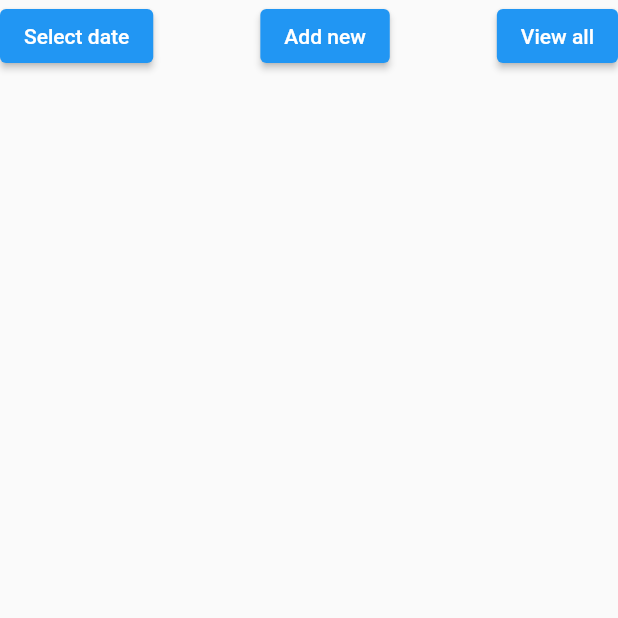
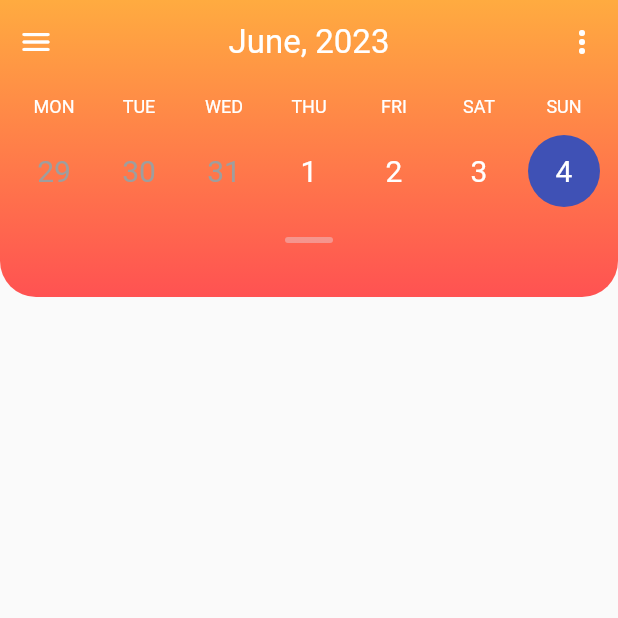
Before and after one commit to yorrdt/custom-calendar, a Flutter app: the screen it shows after launch, on a phone screen of 412 x 824 dp, the top half of it. Run offline on Flutter 3.47's test engine with Material 2 defaults, Android fonts, the phone set to English and light mode, and no system bars.

Commit message:
custom calendar correct version code

```diff
--- a/lib/home_page.dart
+++ b/lib/home_page.dart
@@ -1,6 +1,5 @@
+import 'package:calendar_test/widget/calendar/calendar.dart';
 import 'package:flutter/material.dart';
-import 'package:test_schedule/database/schedule_db.dart';
-import 'package:test_schedule/model/schedule.dart';
 
 class HomePage extends StatefulWidget {
   const HomePage({super.key});
@@ -10,128 +9,38 @@ class HomePage extends StatefulWidget {
 }
 
 class _HomePageState extends State<HomePage> {
-  DateTime selectedDate = DateTime(2023);
-  DateTime date = DateTime(2023);
-  List<Schedule> schedule = [];
-  bool isLoadingSchedule = false;
-
-  @override
-  void initState() {
-    super.initState();
-
-    refreshSchedule();
-  }
-
-  @override
-  void dispose() {
-    ScheduleDatabase.instance.close();
-    super.dispose();
-  }
-
-  Future refreshSchedule() async {
-    setState(() {
-      isLoadingSchedule = true;
-    });
-
-    schedule = await ScheduleDatabase.instance.readSchedule();
-
-    setState(() {
-      isLoadingSchedule = false;
-    });
-  }
-
-  Future addScheduleItem(DateTime date) async {
-    final scheduleItem = Schedule(title: "Some title", createdTime: date);
-
-    await ScheduleDatabase.instance.create(scheduleItem);
-  }
-
-  Future onlyFilteredScheduleItems(DateTime dt) async {
-    setState(() {
-      isLoadingSchedule = true;
-    });
-
-    schedule = await ScheduleDatabase.instance.readScheduleRange(dt);
-
-    setState(() {
-      isLoadingSchedule = false;
-    });
-  }
+  double calendarCurrentHeight = 198;
+  bool hideCalendar = true;
 
   @override
   Widget build(BuildContext context) {
     return Scaffold(
-      body: SafeArea(
-        child: Column(
+      body: Column(
         children: [
-            Row(
-              mainAxisAlignment: MainAxisAlignment.spaceBetween,
-              children: [
-                ElevatedButton(
-                  onPressed: () async {
-                    DateTime? newDate = await showDatePicker(
-                      context: context,
-                      initialDate: DateTime.now(),
-                      firstDate: DateTime(2022),
-                      lastDate: DateTime(2024),
-                    );
+          // Calendar Widget
+          GestureDetector(
+            onVerticalDragEnd: (DragEndDetails details) {
+              double velocity = details.primaryVelocity!;
 
-                    if (newDate == null) return;
-
+              if (velocity < 0) {
                 setState(() {
-                      selectedDate = newDate;
+                  calendarCurrentHeight = 198;
+                  hideCalendar = true;
                 });
-
-                    onlyFilteredScheduleItems(selectedDate);
+              } else {
+                setState(() {
+                  calendarCurrentHeight = 406;
+                  hideCalendar = false;
+                });
+              }
             },
-                  child: const Text("Select date"),
-                ),
-                ElevatedButton(
-                  onPressed: () async {
-                    DateTime? newDate = await showDatePicker(
-                      context: context,
-                      initialDate: DateTime.now(),
-                      firstDate: DateTime(2022),
-                      lastDate: DateTime(2024),
-                    );
-
-                    if (newDate == null) return;
-
-                    setState(() {
-                      date = newDate;
-                    });
-
-                    addScheduleItem(date);
-                    refreshSchedule();
-                  },
-                  child: const Text("Add new"),
-                ),
-                ElevatedButton(
-                  onPressed: () {
-                    refreshSchedule();
-                  },
-                  child: const Text("View all"),
-                ),
-              ],
-            ),
-            isLoadingSchedule
-                ? const CircularProgressIndicator()
-                : Expanded(
-                    child: ListView.builder(
-                      itemCount: schedule.length,
-                      itemBuilder: (context, index) {
-                        final item = schedule[index];
-
-                        return ListTile(
-                          title: Text(item.title),
-                          subtitle: Text(item.createdTime.toString()),
-                        );
-                      },
+            child: CalendarWidget(
+              calendarHeight: calendarCurrentHeight,
+              hideCalendar: hideCalendar,
             ),
           ),
         ],
       ),
-      ),
     );
   }
 }
--- a/lib/main.dart
+++ b/lib/main.dart
@@ -1,5 +1,6 @@
+import 'package:calendar_test/home_page.dart';
 import 'package:flutter/material.dart';
-import 'package:test_schedule/home_page.dart';
+import 'package:flutter/services.dart';
 
 void main() {
   runApp(const MainApp());
@@ -10,6 +11,11 @@ class MainApp extends StatelessWidget {
 
   @override
   Widget build(BuildContext context) {
+    SystemChrome.setPreferredOrientations([
+      DeviceOrientation.portraitUp,
+      DeviceOrientation.portraitDown,
+    ]);
+
     return const MaterialApp(
       debugShowCheckedModeBanner: false,
       home: HomePage(),
--- /dev/null
+++ b/lib/model/calendar.dart
@@ -0,0 +1,35 @@
+import 'package:intl/intl.dart';
+
+class Calendar {
+  static DateTime getFirstDayOfMonth(DateTime dt) {
+    return DateTime(dt.year, dt.month, 1, dt.hour, dt.minute, dt.second, dt.millisecond, dt.microsecond);
+  }
+
+  static int getDayNumber(DateTime dt) {
+    return int.parse(DateFormat.d().format(dt));
+  }
+
+  static String getDayName(DateTime dt) {
+    return DateFormat.EEEE().format(dt);
+  }
+
+  static String getMonthName(DateTime dt) {
+    return DateFormat.LLLL().format(dt);
+  }
+
+  static int getYear(DateTime dt) {
+    return int.parse(DateFormat.y().format(dt));
+  }
+
+  static DateTime getFirstDayOfWeek(DateTime dt) {
+    return dt.subtract(Duration(days: dt.weekday - 1));
+  }
+
+  static bool isEqaulsYMd(DateTime dt1, DateTime dt2) {
+    return (dt1.year == dt2.year && dt1.month == dt2.month && dt1.day == dt2.day);
+  }
+
+  static bool isNotEqaulsYMd(DateTime dt1, DateTime dt2) {
+    return !(dt1.year == dt2.year && dt1.month == dt2.month && dt1.day == dt2.day);
+  }
+}
--- a/lib/model/schedule.dart
+++ /dev/null
@@ -1,52 +0,0 @@
-const String tableSchedule = 'schedule_app';
-
-class ScheduleFields {
-  static final List<String> values = [
-    // Add values
-    id, title, createdTime
-  ];
-
-  static const String id = '_id';
-  static const String title = 'title';
-  static const String createdTime = 'createdTime';
-}
-
-class Schedule {
-  final int? id;
-  final String title;
-  final DateTime createdTime;
-
-  const Schedule({
-    this.id,
-    required this.title,
-    required this.createdTime,
-  });
-
-  Schedule copy({
-    int? id,
-    String? title,
-    DateTime? createdTime,
-  }) {
-    return Schedule(
-      id: id ?? this.id,
-      title: title ?? this.title,
-      createdTime: createdTime ?? this.createdTime,
-    );
-  }
-
-  static Schedule fromJson(Map<String, Object?> json) {
-    return Schedule(
-      id: json[ScheduleFields.id] as int?,
-      title: json[ScheduleFields.title] as String,
-      createdTime: DateTime.parse(json[ScheduleFields.createdTime] as String),
-    );
-  }
-
-  Map<String, Object?> toJson() {
-    return {
-      ScheduleFields.id: id,
-      ScheduleFields.title: title,
-      ScheduleFields.createdTime: createdTime.toIso8601String(),
-    };
-  }
-}
--- /dev/null
+++ b/lib/widget/calendar/calendar.dart
@@ -0,0 +1,224 @@
+import 'package:calendar_test/model/calendar.dart';
+import 'package:calendar_test/widget/calendar/calendar_cell.dart';
+import 'package:calendar_test/widget/drag_handle.dart';
+import 'package:flutter/material.dart';
+
+class CalendarWidget extends StatefulWidget {
+  const CalendarWidget({
+    super.key,
+    required this.calendarHeight,
+    required this.hideCalendar,
+  });
+
+  final double calendarHeight;
+  final bool hideCalendar;
+
+  @override
+  State<CalendarWidget> createState() => _CalendarWidgetState();
+}
+
+class _CalendarWidgetState extends State<CalendarWidget> {
+  DateTime selectedDay = DateTime.now();
+
+  @override
+  Widget build(BuildContext context) {
+    return Container(
+      height: widget.calendarHeight,
+      decoration: const BoxDecoration(
+        gradient: LinearGradient(
+          begin: Alignment.topCenter,
+          end: Alignment.bottomCenter,
+          colors: [
+            Colors.orangeAccent,
+            Colors.redAccent,
+          ],
+        ),
+        borderRadius: BorderRadius.only(
+          bottomLeft: Radius.circular(24),
+          bottomRight: Radius.circular(24),
+        ),
+      ),
+      child: SafeArea(
+        child: Column(
+          children: [
+            Container(
+              color: Colors.transparent,
+              height: 56,
+              child: Row(
+                mainAxisAlignment: MainAxisAlignment.spaceBetween,
+                children: [
+                  Material(
+                    color: Colors.transparent,
+                    child: IconButton(
+                      onPressed: () {},
+                      tooltip: "Menu",
+                      splashRadius: 24,
+                      icon: const Icon(
+                        Icons.menu_rounded,
+                        color: Colors.white,
+                      ),
+                    ),
+                  ),
+                  Text(
+                    "${Calendar.getMonthName(selectedDay)}, ${Calendar.getYear(selectedDay)}",
+                    style: const TextStyle(
+                      color: Colors.white,
+                      fontSize: 22,
+                    ),
+                  ),
+                  Material(
+                    color: Colors.transparent,
+                    child: IconButton(
+                      onPressed: () {},
+                      tooltip: "More",
+                      splashRadius: 24,
+                      icon: const Icon(
+                        Icons.more_vert_rounded,
+                        color: Colors.white,
+                      ),
+                    ),
+                  ),
+                ],
+              ),
+            ),
+            Container(
+              padding: const EdgeInsets.fromLTRB(12, 8, 12, 8),
+              child: Column(
+                children: [
+                  _namesOfDaysOfWeek(),
+                  const SizedBox(height: 12),
+                  widget.hideCalendar ? _weekLine() : _monthGrid(), // 0 - 4
+                ],
+              ),
+            ),
+            const SizedBox(height: 12),
+            DragHandle(color: const Color(0xFFE7E0EC).withOpacity(0.4)),
+            const SizedBox(height: 8),
+          ],
+        ),
+      ),
+    );
+  }
+
+  Widget _namesOfDaysOfWeek() {
+    List<Widget> list = [];
+    List<String> daysOfTheWeek = ["MON", "TUE", "WED", "THU", "FRI", "SAT", "SUN"];
+
+    for (int i = 0; i < daysOfTheWeek.length; i++) {
+      list.add(
+        Container(
+          alignment: Alignment.center,
+          width: 48,
+          child: Text(
+            daysOfTheWeek[i],
+            style: const TextStyle(
+              color: Colors.white,
+              fontSize: 12,
+            ),
+          ),
+        ),
+      );
+    }
+
+    return Row(
+      mainAxisAlignment: MainAxisAlignment.spaceBetween,
+      children: list,
+    );
+  }
+
+  Widget _monthGrid() {
+    List<Widget> weeksList = [];
+    final DateTime dayOfMonth = Calendar.getFirstDayOfMonth(selectedDay);
+
+    for (int week = 0; week < 5; week++) {
+      List<Widget> daysList = [];
+
+      for (int day = 0; day < 7; day++) {
+        DateTime currentDateTime = DateTime(
+          dayOfMonth.year,
+          dayOfMonth.month,
+          dayOfMonth.day + day + 7 * week + getFirstDayOfMonthOffset(dayOfMonth), // 7 * week - shift for week
+        );
+
+        daysList.add(
+          GestureDetector(
+            onTap: () {
+              setState(() {
+                selectedDay = currentDateTime;
+              });
+            },
+            child: CalendarCell(
+              dayNumber: Calendar.getDayNumber(currentDateTime),
+              isSelected: Calendar.isEqaulsYMd(selectedDay, currentDateTime),
+              isBorder: Calendar.isNotEqaulsYMd(selectedDay, DateTime.now()) && Calendar.isEqaulsYMd(currentDateTime, DateTime.now()),
+              isEmpty: true,
+              numberColor: (selectedDay.month != currentDateTime.month) ? Colors.grey : null,
+            ),
+          ),
+        );
+      }
+
+      weeksList.add(
+        Row(
+          mainAxisAlignment: MainAxisAlignment.spaceBetween,
+          children: daysList,
+        ),
+      );
+
+      if (week < 4) {
+        weeksList.add(const SizedBox(height: 4)); // padding between weeks
+      }
+    }
+
+    return Column(children: weeksList);
+  }
+
+  Widget _weekLine() {
+    DateTime firstDayOfWeek = Calendar.getFirstDayOfWeek(selectedDay);
+    List<Widget> daysList = [];
+
+    for (int day = 0; day < 7; day++) {
+      DateTime currentDateTime = DateTime(
+        firstDayOfWeek.year,
+        firstDayOfWeek.month,
+        firstDayOfWeek.day + day,
+      );
+
+      daysList.add(
+        GestureDetector(
+          onTap: () {
+            setState(() {
+              selectedDay = currentDateTime;
+            });
+          },
+          child: CalendarCell(
+            dayNumber: Calendar.getDayNumber(currentDateTime),
+            isSelected: Calendar.isEqaulsYMd(selectedDay, currentDateTime),
+            isBorder: Calendar.isNotEqaulsYMd(selectedDay, DateTime.now()) && Calendar.isEqaulsYMd(currentDateTime, DateTime.now()),
+            isEmpty: true,
+            numberColor: (selectedDay.month != currentDateTime.month) ? Colors.grey : null,
+          ),
+        ),
+      );
+    }
+
+    return Row(
+      mainAxisAlignment: MainAxisAlignment.spaceBetween,
+      children: daysList,
+    );
+  }
+
+  int getFirstDayOfMonthOffset(DateTime dt) {
+    const Map<String, int> offsetMap = {
+      "Monday": 0,
+      "Tuesday": 1,
+      "Wednesday": -2,
+      "Thursday": -3,
+      "Friday": -4,
+      "Saturday": -5,
+      "Sunday": -6,
+    };
+
+    return offsetMap[Calendar.getDayName(dt)]!;
+  }
+}
--- /dev/null
+++ b/lib/widget/calendar/calendar_cell.dart
@@ -0,0 +1,61 @@
+import 'package:flutter/material.dart';
+
+class CalendarCell extends StatelessWidget {
+  const CalendarCell({
+    super.key,
+    required this.dayNumber,
+    required this.isSelected,
+    required this.isBorder,
+    required this.isEmpty,
+    this.numberColor,
+  });
+
+  final int dayNumber;
+  final bool isSelected;
+  final bool isBorder;
+  final bool isEmpty;
+  final Color? numberColor;
+
+  @override
+  Widget build(BuildContext context) {
+    return Container(
+      height: 48,
+      width: 48,
+      decoration: BoxDecoration(
+        shape: BoxShape.circle,
+        color: isSelected ? Colors.indigo : null,
+        border: isBorder
+            ? Border.all(
+                color: Colors.white,
+                width: 1,
+              )
+            : null,
+      ),
+      child: Stack(
+        alignment: AlignmentDirectional.center,
+        children: [
+          Text(
+            "$dayNumber",
+            style: TextStyle(
+              color: numberColor ?? Colors.white,
+              fontSize: 20,
+            ),
+          ),
+          isEmpty
+              ? const SizedBox.shrink()
+              : Positioned(
+                  bottom: 8,
+                  child: Container(
+                    decoration: const BoxDecoration(
+                      shape: BoxShape.circle,
+                      color: Colors.white,
+                    ),
+                    height: 4,
+                    width: 4,
+                  ),
+                ),
+        ],
+      ),
+    );
+  }
+}
--- /dev/null
+++ b/lib/widget/drag_handle.dart
@@ -0,0 +1,28 @@
+import 'package:flutter/material.dart';
+
+class DragHandle extends StatelessWidget {
+  const DragHandle({
+    super.key,
+    this.color,
+    this.height,
+    this.width,
+  });
+
+  final Color? color;
+  final double? height;
+  final double? width;
+
+  @override
+  Widget build(BuildContext context) {
+    return Container(
+      height: 4,
+      width: width ?? 32,
+      decoration: BoxDecoration(
+        color: color ?? Colors.grey,
+        borderRadius: const BorderRadius.all(
+          Radius.circular(16),
+        ),
+      ),
+    );
+  }
+}
--- a/pubspec.yaml
+++ b/pubspec.yaml
@@ -1,4 +1,4 @@
-name: test_schedule
+name: calendar_test
 description: A new Flutter project.
 publish_to: 'none'
 version: 0.1.0
@@ -10,9 +10,9 @@ dependencies:
   flutter:
     sdk: flutter
 
+  intl: ^0.18.1
   sqflite: ^2.2.8+4
   path: ^1.8.2
-  intl: ^0.18.1
 
 dev_dependencies:
   flutter_test:
```
Also changed, not shown: lib/database/schedule_db.dart (deleted, +0 -111 lines), 8 other files. Lines whose indentation alone changed are shown as unchanged.
